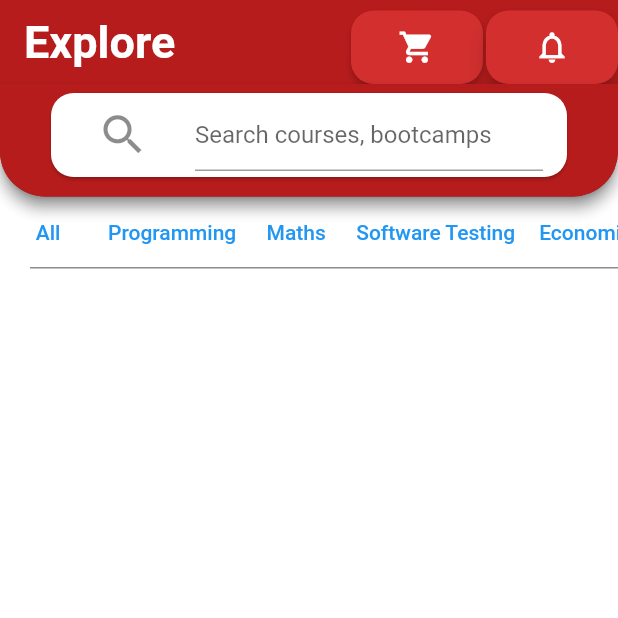
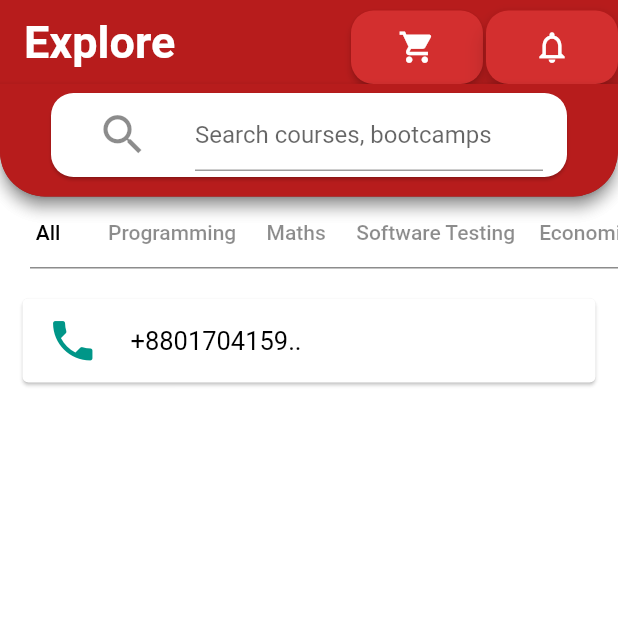
Before and after one commit to niamul64/FlutterProjects, a Flutter app: the screen it shows after launch, on a phone screen of 412 x 824 dp, the top half of it. Run offline on Flutter 3.47's test engine with Material 2 defaults, Android fonts, the phone set to English and light mode, and no system bars; our stand-ins replace audioplayers, font_awesome_flutter, rflutter_alert.

Commit message:
section add

```diff
--- a/Project for EKT/first_work/lib/page1.dart
+++ b/Project for EKT/first_work/lib/page1.dart
@@ -122,14 +122,23 @@ class _Page1State extends State<Page1> {
                       onPressed: () {
                         // Respond to button press
                       },
-                      child: Text("All"),
+
+                      child: Text("All",
+                      style: TextStyle(
+                        color: Colors.black,
+                          backgroundColor: Colors.white38,
+
+                      ),
+                      ),
                     ),
                     TextButton(
                       onPressed: () {
                         // Respond to button press
                       },
                       child: Text("Programming",
-
+                        style: TextStyle(
+                            color: Colors.black45
+                        ),
 
                       ),
                     ),
@@ -137,19 +146,31 @@ class _Page1State extends State<Page1> {
                       onPressed: () {
                         // Respond to button press
                       },
-                      child: Text("Maths"),
+                      child: Text("Maths",
+                        style: TextStyle(
+                            color: Colors.black45
+                        ),
+                      ),
                     ),
                     TextButton(
                       onPressed: () {
                         // Respond to button press
                       },
-                      child: Text("Software Testing"),
+                      child: Text("Software Testing",
+                        style: TextStyle(
+                            color: Colors.black45
+                        ),
+                      ),
                     ),
                     TextButton(
                       onPressed: () {
                         // Respond to button press
                       },
-                      child: Text("Economics"),
+                      child: Text("Economics",
+                        style: TextStyle(
+                            color: Colors.black45
+                        ),
+                      ),
                     ),
                     ],
               ),
@@ -165,6 +186,32 @@ class _Page1State extends State<Page1> {
                 color: Colors.black45, // The color to use when painting the line.
               ),
             ),
+        Column(
+          children: [
+            Card(
+              color: Colors.white,
+              margin: EdgeInsets.fromLTRB(15,20,15,0),//left, top, right, bottom
+              child: ListTile(
+                leading:  Icon(
+                  Icons.phone,
+                  size: 35,
+                  color: Colors.teal,
+
+                ),
+                title: Text(
+
+                  '+8801704159..',
+                  style: TextStyle(
+                    color:Colors.black,
+                    fontSize: 17,
+                  ),
+                ),
+              ),
+
+            ),
+
+          ],
+        ),
 
 
           ],
```
